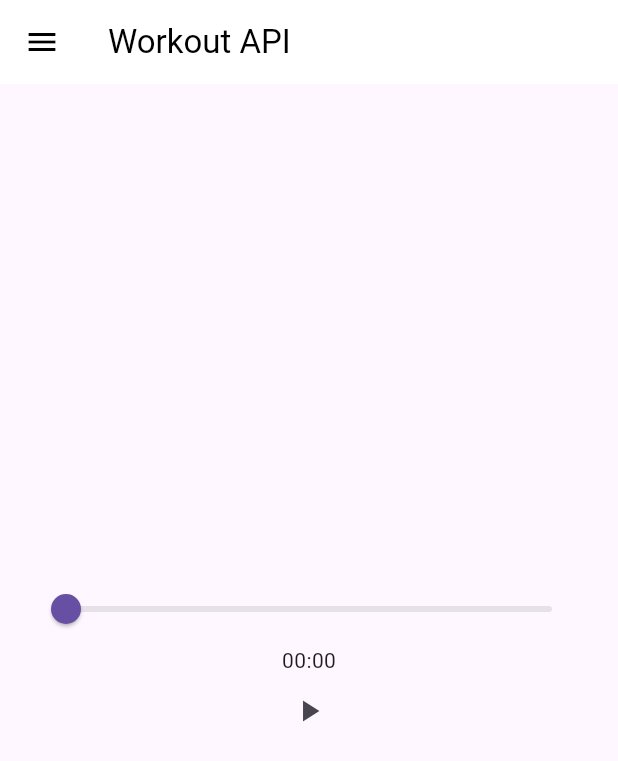
After one commit to mellis0227/workout-tracker, a Flutter app: the screen it shows after launch, in the side drawer, after a tap on "Music", on a phone screen of 412 x 824 dp. The commit adds this screen. Shown: the top 761 px of the screen. Run offline on Flutter 3.47's test engine with Material 3 defaults, Android fonts, the phone set to English and light mode, and no system bars; our stand-ins replace audioplayers, cloud_firestore, firebase_auth, firebase_core, go_router, just_audio; accounts and stored records are empty.

Commit message:
added basic view of a working music player

```diff
--- a/get_fit_app/lib/views/home_view.dart
+++ b/get_fit_app/lib/views/home_view.dart
@@ -1,4 +1,5 @@
 import 'package:flutter/material.dart';
+import 'package:get_fit_app/views/music_player_view.dart';
 import '../presenter/home_presenter.dart';
 import 'fitness_alarm_view.dart';
 import 'lifting_log_view.dart';
@@ -20,6 +21,7 @@ class _HomeViewState extends State<HomeView> {
     LiftingLogView(),
     RunningLogView(),
     WorkoutAPIScreen(),
+    MusicPlayerView(),
   ];
 
   @override
@@ -105,6 +107,14 @@ class _HomeViewState extends State<HomeView> {
                     Navigator.pop(context);
                   },
                 ),
+                ListTile(
+                  leading: const Icon(Icons.music_note_rounded),
+                  title: const Text('Music'),
+                  onTap: () {
+                    _presenter.onSelectPage(4);
+                    Navigator.pop(context);
+                  },
+                )
               ],
             ),
           ),
--- /dev/null
+++ b/get_fit_app/lib/views/music_player_view.dart
@@ -0,0 +1,95 @@
+import "package:flutter/material.dart";
+import "package:just_audio/just_audio.dart";
+
+class MusicPlayerView extends StatefulWidget {
+  const MusicPlayerView({super.key});
+
+  @override
+  State<MusicPlayerView> createState() => _MusicPlayerViewState();
+}
+
+class _MusicPlayerViewState extends State<MusicPlayerView> {
+  final player = AudioPlayer();
+  Duration position = Duration.zero;
+  Duration duration = Duration.zero;
+
+  String formatDuration(Duration duration) {
+    final minutes = duration.inMinutes.remainder(60);
+    final seconds = duration.inSeconds.remainder(60);
+    return "${minutes.toString().padLeft(2, '0')}:${seconds.toString().padLeft(2, '0')}";
+  }
+
+  void handlePlayPause() {
+    if (player.playing) {
+      player.pause();
+    } else {
+      player.play();
+    }
+  }
+
+  void handleSeek(double value) {
+    player.seek(Duration(seconds: value.toInt()));
+  }
+
+  Future<void> fetchPlayerUrl(String link) async {
+    try {
+      await player.setUrl(link);
+      final fetchedDuration = player.duration;
+      if (fetchedDuration != null) {
+        setState(() {
+          duration = fetchedDuration;
+        });
+      }
+    } catch (e) {
+      print("Error fetching audio URL: $e");
+    }
+  }
+
+  @override
+  void initState() {
+    super.initState();
+    _setupPlayer();
+  }
+
+  Future<void> _setupPlayer() async {
+    //use this logic on the api
+    await fetchPlayerUrl('https://discoveryprovider.audius.co/v1/tracks/D7KyD/stream');
+
+    player.positionStream.listen((p) {
+      setState(() {
+        position = p;
+      });
+    });
+  }
+
+  @override
+  void dispose() {
+    player.dispose();
+    super.dispose();
+  }
+
+  @override
+  Widget build(BuildContext context) {
+    return Scaffold(
+      body: Padding(
+        padding: const EdgeInsets.all(20.0),
+        child: Column(
+          mainAxisAlignment: MainAxisAlignment.center,
+          children: [
+            Slider(
+              min: 0.0,
+              max: duration.inSeconds.toDouble(),
+              value: position.inSeconds.toDouble().clamp(0.0, duration.inSeconds.toDouble()),
+              onChanged: handleSeek,
+            ),
+            Text("${formatDuration(position)}"),
+            IconButton(
+              icon: Icon(player.playing ? Icons.pause : Icons.play_arrow),
+              onPressed: handlePlayPause,
+            )
+          ],
+        ),
+      ),
+    );
+  }
+}
--- a/get_fit_app/pubspec.yaml
+++ b/get_fit_app/pubspec.yaml
@@ -22,6 +22,7 @@ dependencies:
   http: ^1.3.0
   go_router: ^14.8.1
   audioplayers: ^6.4.0
+  just_audio: ^0.9.46
 
 
   cupertino_icons: ^1.0.8
```
Also changed, not shown: get_fit_app/pubspec.lock.
